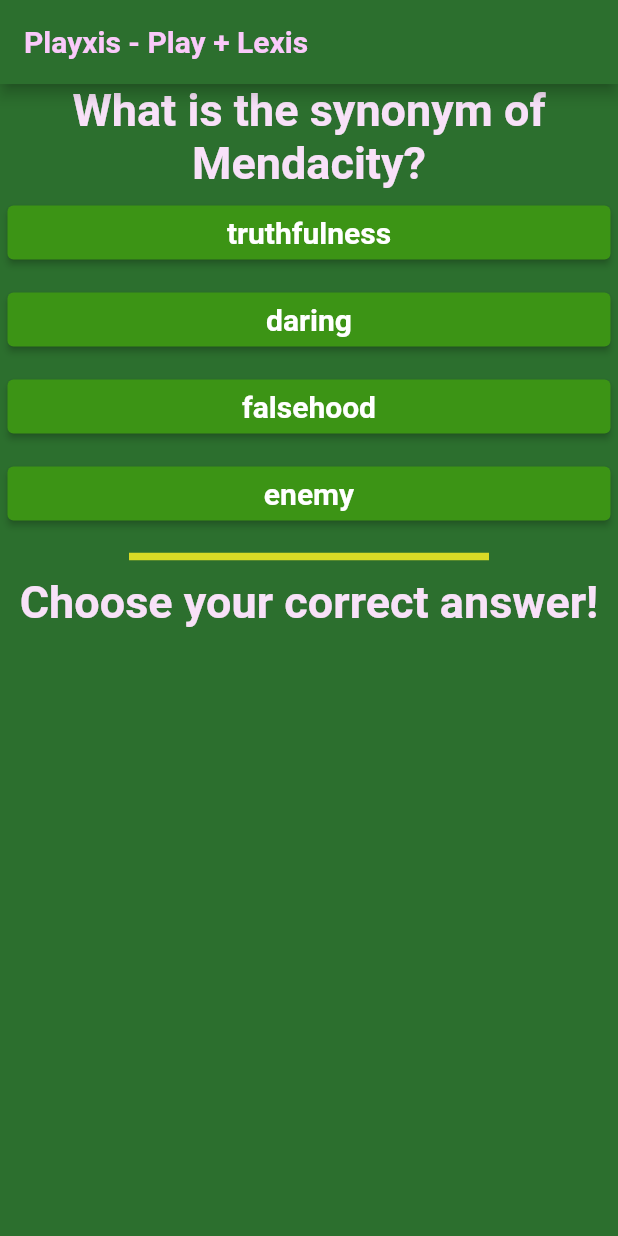
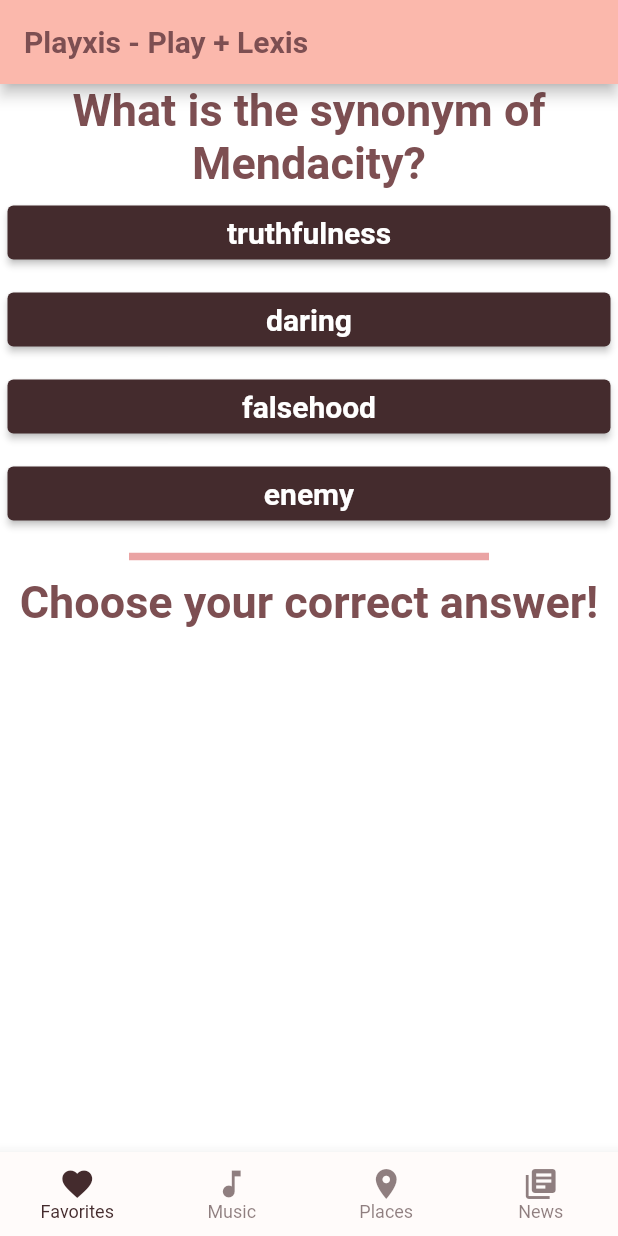
Before and after one commit to sanjibsinha/quiz_master, a Flutter app: the screen it shows after launch, on a phone screen of 412 x 824 dp. Run offline on Flutter 3.47's test engine with Material 2 defaults, Android fonts, the phone set to English and light mode, and no system bars; our stand-ins replace google_fonts, rflutter_alert; Roboto replaces fonts that are missing (Laila, Langar, Rubik).

Commit message:
Final commit

```diff
--- a/lib/main.dart
+++ b/lib/main.dart
@@ -2,11 +2,10 @@ import 'package:flutter/material.dart';
 
 import 'view/quiz_app.dart';
 
-/// In a custom theme page we have described color and fonts
-/// We may add more custom theme-features later
-///
-//QuizMaster quiz = QuizMaster();
+void main() => runApp(const QuizApp());
 
-main() {
-  runApp(const QuizApp());
-}
+
+/**
+
+ *
+ */
--- a/lib/model/quiz_theme.dart
+++ b/lib/model/quiz_theme.dart
@@ -26,7 +26,7 @@ class QuizTheme {
 
   static TextStyle questionStyle = GoogleFonts.laila(
     textStyle: const TextStyle(
-      color: QuizTheme.questionTextColor,
+      color: QuizTheme.shrineBrown600,
       fontSize: 30.0,
       fontWeight: FontWeight.bold,
     ),
@@ -34,9 +34,90 @@ class QuizTheme {
 
   static TextStyle appbarStyle = GoogleFonts.salsa(
     textStyle: const TextStyle(
-      color: QuizTheme.correctAnswerColor,
+      color: QuizTheme.shrineBrown600,
       fontSize: 20.0,
       fontWeight: FontWeight.bold,
     ),
   );
+
+  ThemeData _buildShrineTheme() {
+    final ThemeData base = ThemeData.light();
+    return base.copyWith(
+      colorScheme: _shrineColorScheme,
+      toggleableActiveColor: shrinePink400,
+      primaryColor: shrinePink100,
+      primaryColorLight: shrinePink100,
+      scaffoldBackgroundColor: shrineBackgroundWhite,
+      cardColor: shrineBackgroundWhite,
+      textSelectionTheme:
+          const TextSelectionThemeData(selectionColor: shrinePink100),
+      errorColor: shrineErrorRed,
+      buttonTheme: ButtonThemeData(
+        colorScheme: _shrineColorScheme.copyWith(primary: shrinePink400),
+        textTheme: ButtonTextTheme.normal,
+      ),
+      primaryIconTheme: _customIconTheme(base.iconTheme),
+      textTheme: _buildShrineTextTheme(base.textTheme),
+      primaryTextTheme: _buildShrineTextTheme(base.primaryTextTheme),
+      iconTheme: _customIconTheme(base.iconTheme),
+    );
+  }
+
+  ThemeData buildTheme() {
+    return _buildShrineTheme();
+  }
+
+  IconThemeData _customIconTheme(IconThemeData original) {
+    return original.copyWith(color: shrineBrown900);
+  }
+
+  TextTheme _buildShrineTextTheme(TextTheme base) {
+    return base
+        .copyWith(
+          caption: base.caption!.copyWith(
+            fontWeight: FontWeight.w400,
+            fontSize: 14,
+            letterSpacing: defaultLetterSpacing,
+          ),
+          button: base.button!.copyWith(
+            fontWeight: FontWeight.w500,
+            fontSize: 14,
+            letterSpacing: defaultLetterSpacing,
+          ),
+        )
+        .apply(
+          fontFamily: 'Rubik',
+          displayColor: shrineBrown900,
+          bodyColor: shrineBrown900,
+        );
+  }
+
+  static const ColorScheme _shrineColorScheme = ColorScheme(
+    primary: shrinePink100,
+    secondary: shrinePink50,
+    surface: shrineSurfaceWhite,
+    background: shrineBackgroundWhite,
+    error: shrineErrorRed,
+    onPrimary: shrineBrown900,
+    onSecondary: shrineBrown900,
+    onSurface: shrineBrown900,
+    onBackground: shrineBrown900,
+    onError: shrineSurfaceWhite,
+    brightness: Brightness.light,
+  );
+
+  static const Color shrinePink50 = Color(0xFFFEEAE6);
+  static const Color shrinePink100 = Color(0xFFFEDBD0);
+  static const Color shrinePink300 = Color(0xFFFBB8AC);
+  static const Color shrinePink400 = Color(0xFFEAA4A4);
+
+  static const Color shrineBrown900 = Color(0xFF442B2D);
+  static const Color shrineBrown600 = Color(0xFF7D4F52);
+
+  static const Color shrineErrorRed = Color(0xFFC5032B);
+
+  static const Color shrineSurfaceWhite = Color(0xFFFFFBFA);
+  static const Color shrineBackgroundWhite = Colors.white;
+
+  static const defaultLetterSpacing = 0.03;
 }
--- a/lib/view/answer.dart
+++ b/lib/view/answer.dart
@@ -23,7 +23,7 @@ class Answer extends StatelessWidget {
       child: ElevatedButton(
         onPressed: pointToOnPress,
         style: ElevatedButton.styleFrom(
-          primary: QuizTheme.elevatedButtonPrimaryColor,
+          primary: QuizTheme.shrineBrown900,
         ),
         child: Text(
           answer,
--- a/lib/view/quiz_app.dart
+++ b/lib/view/quiz_app.dart
@@ -2,6 +2,8 @@ import 'package:flutter/material.dart';
 
 import '../model/quiz_theme.dart';
 import 'quiz_page.dart';
+
+QuizTheme myTheme = QuizTheme();
 
 class QuizApp extends StatelessWidget {
   const QuizApp({Key? key}) : super(key: key);
@@ -9,12 +11,13 @@ class QuizApp extends StatelessWidget {
   @override
   Widget build(BuildContext context) {
     return MaterialApp(
-      title: 'Playxis - Play + Lexis',
-      theme: ThemeData.dark().copyWith(
-        primaryColor: QuizTheme.primaryColor,
-        scaffoldBackgroundColor: QuizTheme.scaffoldBackgroundColor,
-      ),
+      title: 'Flutter Demo',
+      debugShowCheckedModeBanner: false,
       home: const QuizPage(),
+
+      /// we've started changing and building new theme
+      /// from this point
+      theme: myTheme.buildTheme(),
     );
   }
 }
--- a/lib/view/quiz_page.dart
+++ b/lib/view/quiz_page.dart
@@ -13,13 +13,11 @@ class QuizPage extends StatefulWidget {
   State<QuizPage> createState() => _QuizPageState();
 }
 
-/// nothing changed
-///
 class _QuizPageState extends State<QuizPage> {
-  int _index = 0;
+  int _currentIndex = 0;
   QuizMaster quiz = QuizMaster();
   String _correctAnswer = 'Choose your correct answer!';
-
+  int _index = 0;
   void increment() {
     setState(() {
       _index = _index + 1;
@@ -42,17 +40,19 @@ class _QuizPageState extends State<QuizPage> {
         desc: 'We\'ve reached the end. Thanks for taking part. Meet you again.',
       ).show();
     }
-  } //need to think over it.
+  }
 
   @override
   Widget build(BuildContext context) {
+    final colorScheme = Theme.of(context).colorScheme;
+    final textTheme = Theme.of(context).textTheme;
     return Scaffold(
       appBar: AppBar(
         title: Text(
           'Playxis - Play + Lexis',
           style: QuizTheme.appbarStyle,
         ),
-        backgroundColor: QuizTheme.appBarBackgroundColor,
+        backgroundColor: QuizTheme.shrinePink300,
       ),
       body: SafeArea(
         child: Column(
@@ -69,7 +69,7 @@ class _QuizPageState extends State<QuizPage> {
               width: 250.0,
               child: const Divider(
                 thickness: 5.0,
-                color: QuizTheme.dividerColor,
+                color: QuizTheme.shrinePink400,
               ),
             ),
             Container(
@@ -87,6 +87,39 @@ class _QuizPageState extends State<QuizPage> {
           ],
         ),
       ),
+      bottomNavigationBar: BottomNavigationBar(
+        type: BottomNavigationBarType.fixed,
+        currentIndex: _currentIndex,
+        backgroundColor: colorScheme.surface,
+        selectedItemColor: colorScheme.onSurface,
+        unselectedItemColor: colorScheme.onSurface.withOpacity(.60),
+        selectedLabelStyle: textTheme.caption,
+        unselectedLabelStyle: textTheme.caption,
+        onTap: (value) {
+          // Respond to item press.
+          setState(
+            () => _currentIndex = value,
+          );
+        },
+        items: const [
+          BottomNavigationBarItem(
+            label: 'Favorites',
+            icon: Icon(Icons.favorite),
+          ),
+          BottomNavigationBarItem(
+            label: 'Music',
+            icon: Icon(Icons.music_note),
+          ),
+          BottomNavigationBarItem(
+            label: 'Places',
+            icon: Icon(Icons.location_on),
+          ),
+          BottomNavigationBarItem(
+            label: 'News',
+            icon: Icon(Icons.library_books),
+          ),
+        ],
+      ),
     );
   }
 }
```
